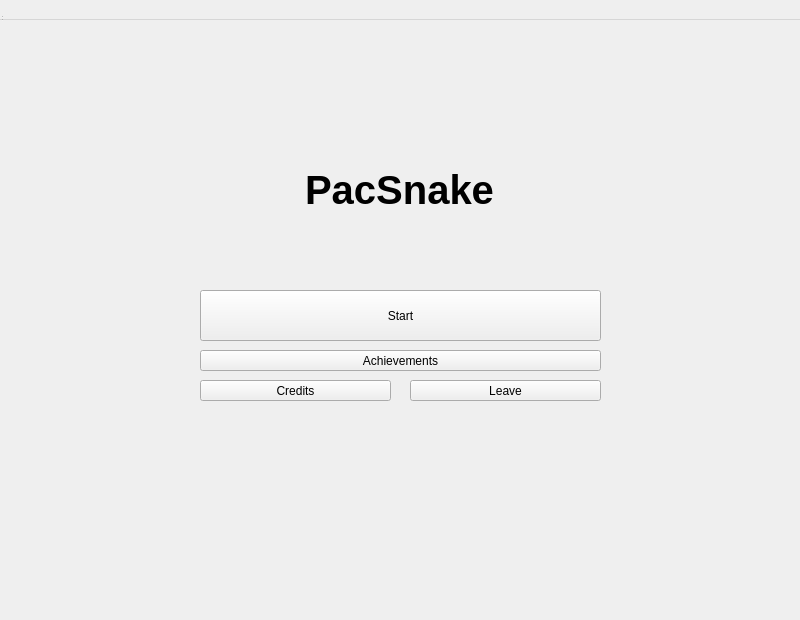
This is main_container.ui in 54D/PacSnake as Qt 5 draws it before an edit. The edited form follows.
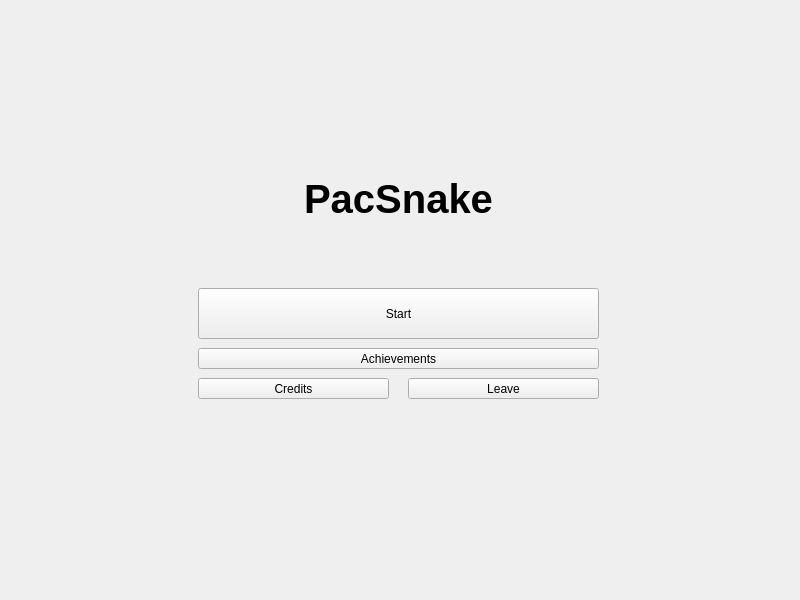
This is the edited form.

The edit to the form file:
```diff
--- a/main_container.ui
+++ b/main_container.ui
@@ -7,39 +7,67 @@
     <x>0</x>
     <y>0</y>
     <width>800</width>
-    <height>620</height>
+    <height>600</height>
    </rect>
   </property>
+  <property name="sizePolicy">
+   <sizepolicy hsizetype="Fixed" vsizetype="Fixed">
+    <horstretch>0</horstretch>
+    <verstretch>0</verstretch>
+   </sizepolicy>
+  </property>
+  <property name="minimumSize">
+   <size>
+    <width>800</width>
+    <height>600</height>
+   </size>
+  </property>
+  <property name="maximumSize">
+   <size>
+    <width>800</width>
+    <height>600</height>
+   </size>
+  </property>
   <property name="windowTitle">
-   <string>Widget</string>
-  </property>
-  <widget class="QWidget" name="centralwidget" native="true">
-   <property name="geometry">
-    <rect>
-     <x>0</x>
-     <y>0</y>
-     <width>801</width>
-     <height>592</height>
-    </rect>
+   <string>Form</string>
    </property>
    <widget class="QStackedWidget" name="stackedWidget">
     <property name="geometry">
      <rect>
-      <x>0</x>
-      <y>20</y>
+     <x>-2</x>
+     <y>-2</y>
       <width>801</width>
       <height>601</height>
      </rect>
     </property>
+   <property name="sizePolicy">
+    <sizepolicy hsizetype="Fixed" vsizetype="Fixed">
+     <horstretch>0</horstretch>
+     <verstretch>0</verstretch>
+    </sizepolicy>
+   </property>
     <property name="currentIndex">
      <number>0</number>
     </property>
-    <widget class="QWidget" name="main_menu">
+   <widget class="QWidget" name="page">
+    <widget class="QPushButton" name="leaveButton">
+     <property name="geometry">
+      <rect>
+       <x>410</x>
+       <y>380</y>
+       <width>191</width>
+       <height>21</height>
+      </rect>
+     </property>
+     <property name="text">
+      <string>Leave</string>
+     </property>
+    </widget>
      <widget class="QPushButton" name="startButton">
       <property name="geometry">
        <rect>
         <x>200</x>
-        <y>270</y>
+       <y>290</y>
         <width>401</width>
         <height>51</height>
        </rect>
@@ -54,57 +82,15 @@
        <string>Start</string>
       </property>
      </widget>
-     <widget class="QPushButton" name="achButton">
-      <property name="geometry">
-       <rect>
-        <x>200</x>
-        <y>330</y>
-        <width>401</width>
-        <height>21</height>
-       </rect>
-      </property>
-      <property name="text">
-       <string>Achievements</string>
-      </property>
-     </widget>
-     <widget class="QPushButton" name="creditsButton">
-      <property name="geometry">
-       <rect>
-        <x>200</x>
-        <y>360</y>
-        <width>191</width>
-        <height>21</height>
-       </rect>
-      </property>
-      <property name="text">
-       <string>Credits</string>
-      </property>
-     </widget>
-     <widget class="QPushButton" name="leaveButton">
-      <property name="geometry">
-       <rect>
-        <x>410</x>
-        <y>360</y>
-        <width>191</width>
-        <height>21</height>
-       </rect>
-      </property>
-      <property name="text">
-       <string>Leave</string>
-      </property>
-     </widget>
-     <widget class="QWidget" name="gridLayoutWidget">
-      <property name="geometry">
-       <rect>
-        <x>-1</x>
-        <y>129</y>
-        <width>801</width>
-        <height>81</height>
-       </rect>
-      </property>
-      <layout class="QGridLayout" name="gridLayout">
-       <item row="0" column="0">
         <widget class="QLabel" name="titleLabel">
+     <property name="geometry">
+      <rect>
+       <x>250</x>
+       <y>150</y>
+       <width>301</width>
+       <height>101</height>
+      </rect>
+     </property>
          <property name="font">
           <font>
            <family>Arial</family>
@@ -120,31 +106,33 @@
           <set>Qt::AlignCenter</set>
          </property>
         </widget>
-       </item>
-      </layout>
-     </widget>
-    </widget>
-   </widget>
-  </widget>
-  <widget class="QMenuBar" name="menubar">
+    <widget class="QPushButton" name="achButton">
    <property name="geometry">
     <rect>
-     <x>0</x>
-     <y>0</y>
-     <width>800</width>
-     <height>20</height>
-    </rect>
-   </property>
-  </widget>
-  <widget class="QStatusBar" name="statusbar">
+       <x>200</x>
+       <y>350</y>
+       <width>401</width>
+       <height>21</height>
+      </rect>
+     </property>
+     <property name="text">
+      <string>Achievements</string>
+     </property>
+    </widget>
+    <widget class="QPushButton" name="creditsButton">
    <property name="geometry">
     <rect>
-     <x>0</x>
-     <y>0</y>
-     <width>3</width>
-     <height>22</height>
-    </rect>
-   </property>
+       <x>200</x>
+       <y>380</y>
+       <width>191</width>
+       <height>21</height>
+      </rect>
+     </property>
+     <property name="text">
+      <string>Credits</string>
+     </property>
+    </widget>
+   </widget>
   </widget>
  </widget>
  <resources/>
```
Lines whose indentation alone changed are shown as unchanged.
